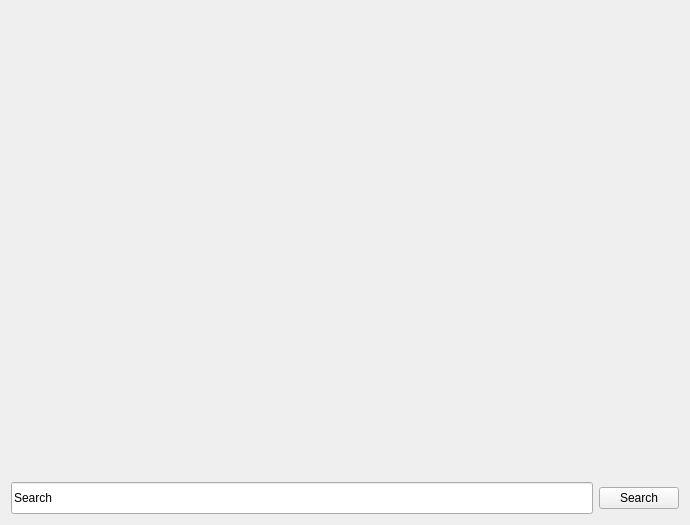
Qt form ui/list.ui (viur-framework/viur-admin) before a commit.
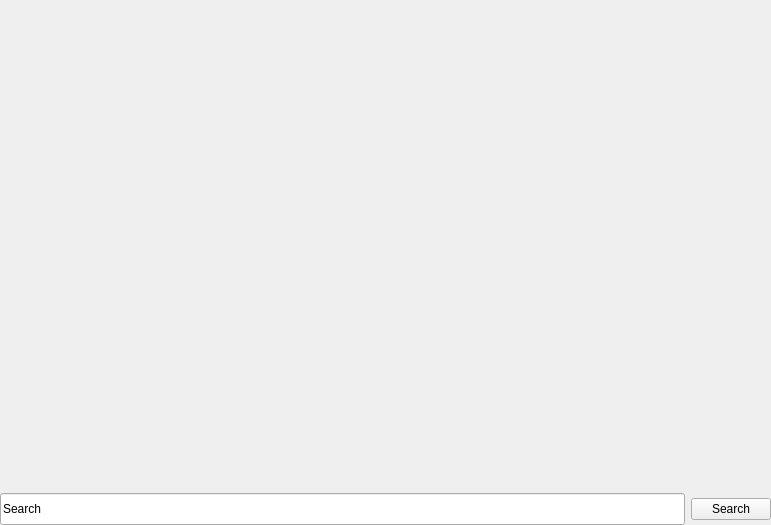
The same form after that commit. Icons and pictures are not drawn.

The edit to the form file:
```diff
--- a/ui/list.ui
+++ b/ui/list.ui
@@ -6,7 +6,7 @@
    <rect>
     <x>0</x>
     <y>0</y>
-    <width>690</width>
+    <width>771</width>
     <height>525</height>
    </rect>
   </property>
@@ -14,6 +14,9 @@
    <string>Form</string>
   </property>
   <layout class="QVBoxLayout" name="verticalLayout">
+   <property name="margin">
+    <number>0</number>
+   </property>
    <item>
     <layout class="QHBoxLayout" name="boxActions"/>
    </item>
```
